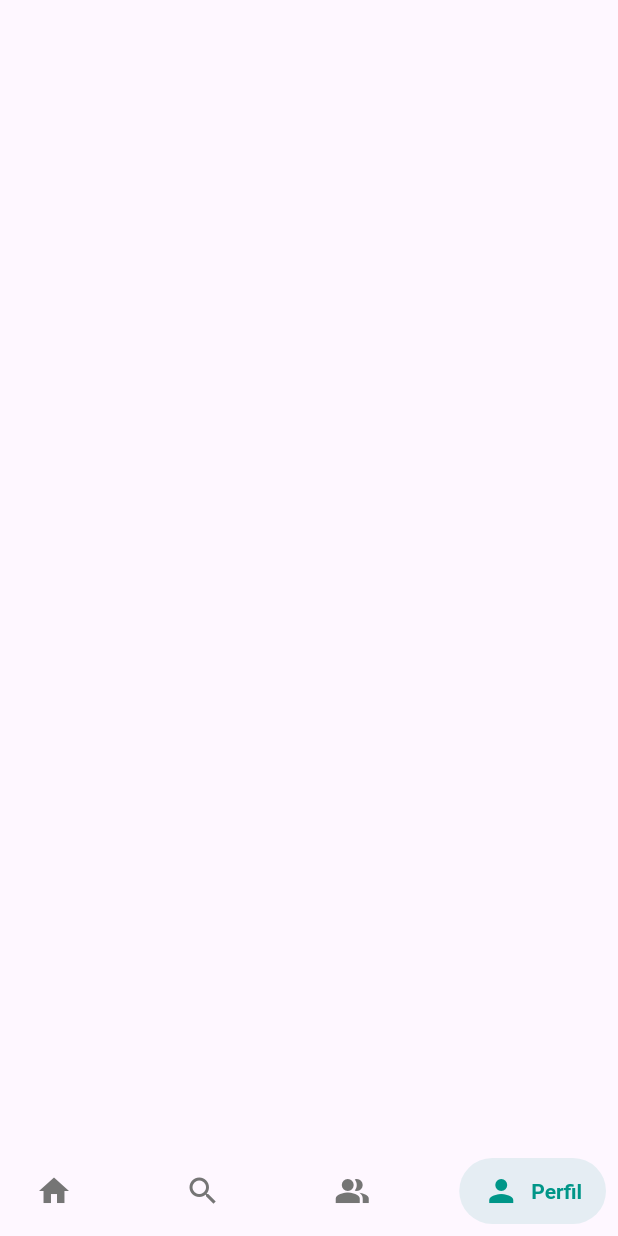
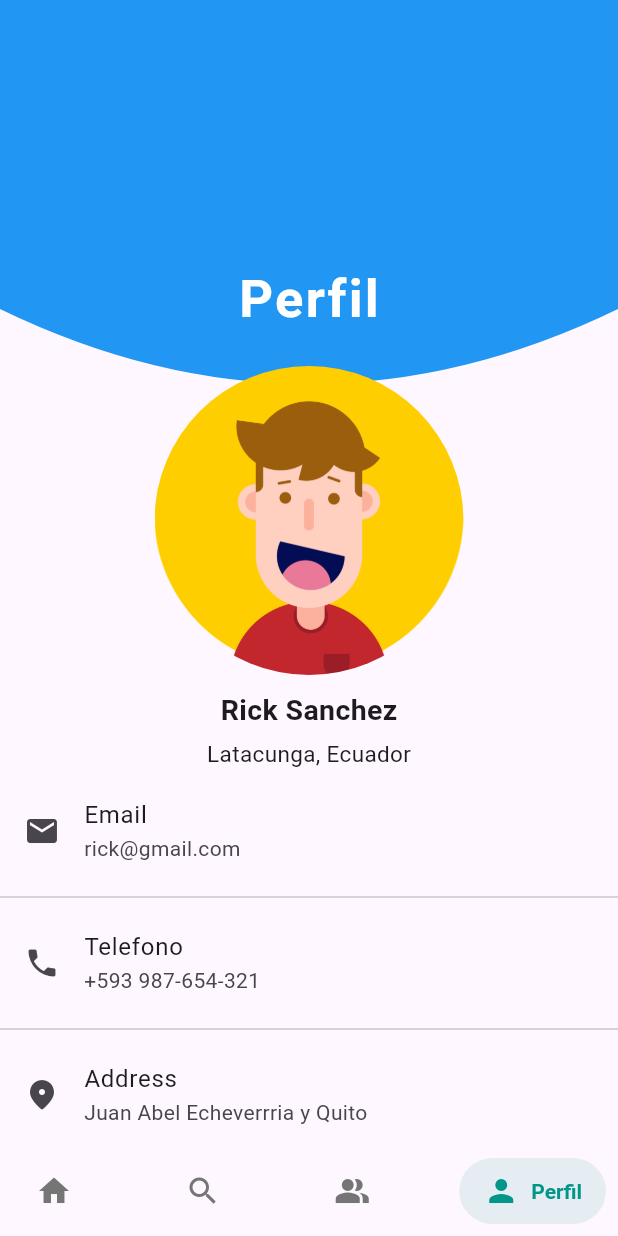
Before and after one commit to astroerik-coder/LawHub, a Flutter app: the screen it shows after launch, item 4 of the bottom bar chosen, on a phone screen of 412 x 824 dp. Run offline on Flutter 3.47's test engine with Material 3 defaults, Android fonts, the phone set to English and light mode, and no system bars; drawn by our look-alikes of salomon_bottom_bar; our stand-ins replace flutter_login, font_awesome_flutter, url_launcher_web; missing offline and left inert: autocomplete_textfield; network calls fail.

Commit message:
Profile Screen

```diff
--- a/lib/main.dart
+++ b/lib/main.dart
@@ -75,7 +75,7 @@ class _MyHomePageState extends State<MyHomePage> {
 import 'package:flutter/material.dart';
 import 'package:lawhub/views/Form2.dart';
 import 'package:lawhub/views/citas/ListaTareasAbogados.dart';
-import 'package:lawhub/views/login/profile/profile_screen.dart';
+import 'package:lawhub/views/profile/profile_screen.dart';
 import './views/Inicio.dart';
 import './views/components/bottom_bar.dart';
 
--- a/lib/views/login/profile/profile_screen.dart
+++ /dev/null
@@ -1,55 +0,0 @@
-import 'package:flutter/material.dart';
-
-class ProfileScreen extends StatelessWidget {
-  const ProfileScreen({super.key});
-  @override
-  Widget build(BuildContext context) {
-    return Scaffold(
-      body: SingleChildScrollView(
-        padding: const EdgeInsets.symmetric(vertical: 20),
-        child: Column(
-          children: [
-            Container(
-              decoration: BoxDecoration(
-                image: DecorationImage(
-                  image: AssetImage('assets/images/search_bg.png'),
-                  fit: BoxFit.cover,
-                ),
-              ),
-              // Set the width and height of the container here
-            ),
-
-            /* children: [
-            const ProfilePic(),
-            const SizedBox(height: 20),
-            ProfileMenu(
-              text: "My Account",
-              icon: "assets/icons/User Icon.svg",
-              press: () => {},
-            ),
-            ProfileMenu(
-              text: "Notifications",
-              icon: "assets/icons/Bell.svg",
-              press: () {},
-            ),
-            ProfileMenu(
-              text: "Settings",
-              icon: "assets/icons/Settings.svg",
-              press: () {},
-            ),
-            ProfileMenu(
-              text: "Help Center",
-              icon: "assets/icons/Question mark.svg",
-              press: () {},
-            ),
-            ProfileMenu(
-              text: "Log Out",
-              icon: "assets/icons/Log out.svg",
-              press: () {},
-            ), */
-          ],
-        ),
-      ),
-    );
-  }
-}
--- /dev/null
+++ b/lib/views/profile/profile_screen.dart
@@ -0,0 +1,90 @@
+import 'package:flutter/material.dart';
+import 'package:lawhub/views/profile/components/customshape.dart';
+
+class ProfileScreen extends StatelessWidget {
+  const ProfileScreen({Key? key}) : super(key: key);
+
+  @override
+  Widget build(BuildContext context) {
+    return Scaffold(
+      appBar: AppBar(
+        elevation: 0.0,
+        backgroundColor: Colors.blue,
+      ),
+      body: SingleChildScrollView(
+        child: Stack(
+          alignment: Alignment.center,
+          children: [
+            CustomPaint(
+              child: SizedBox(
+                width: MediaQuery.of(context).size.width,
+                height: MediaQuery.of(context).size.height,
+              ),
+              painter: HeaderCurvedContainer(),
+            ),
+            Column(
+              crossAxisAlignment: CrossAxisAlignment.center,
+              children: [
+                const Padding(
+                  padding: EdgeInsets.all(20.0),
+                  child: Text(
+                    'Perfil',
+                    style: TextStyle(
+                      fontSize: 35.0,
+                      letterSpacing: 1.5,
+                      color: Colors.white,
+                      fontWeight: FontWeight.w600,
+                    ),
+                  ),
+                ),
+                Container(
+                  width: MediaQuery.of(context).size.width / 2,
+                  height: MediaQuery.of(context).size.width / 2,
+                  padding: const EdgeInsets.all(10.0),
+                  decoration: const BoxDecoration(
+                    shape: BoxShape.circle,
+                    image: DecorationImage(
+                      image: AssetImage("assets/images/avatar.png"),
+                      fit: BoxFit.cover,
+                    ),
+                  ),
+                ),
+                const SizedBox(height: 10),
+                const Text(
+                  "Rick Sanchez",
+                  style: TextStyle(fontSize: 19, fontWeight: FontWeight.bold),
+                ),
+                const SizedBox(height: 5),
+                const Text(
+                  "Latacunga, Ecuador",
+                  style: TextStyle(fontSize: 15.0),
+                ),
+                const SizedBox(height: 5),
+                const ListTile(
+                  leading: Icon(Icons.email),
+                  title: Text("Email"),
+                  subtitle: Text("rick@gmail.com"),
+                ),
+                const Divider(),
+                const ListTile(
+                  leading: Icon(Icons.phone),
+                  title: Text("Telefono"),
+                  subtitle: Text("+593 987-654-321"),
+                ),
+                const Divider(),
+                const ListTile(
+                  leading: Icon(Icons.location_on_rounded),
+                  title: Text("Address"),
+                  subtitle: Text(
+                    "Juan Abel Echeverrria y Quito",
+                  ),
+                ),
+                const Divider(),
+              ],
+            ),
+          ],
+        ),
+      ),
+    );
+  }
+}
```
Also changed, not shown: lib/views/login/profile/components/profile_menu.dart (deleted, +0 -44 lines), lib/views/login/profile/components/profile_pic.dart (deleted, +0 -44 lines), lib/views/profile/components/customshape.dart (added, +18 -0 lines).
